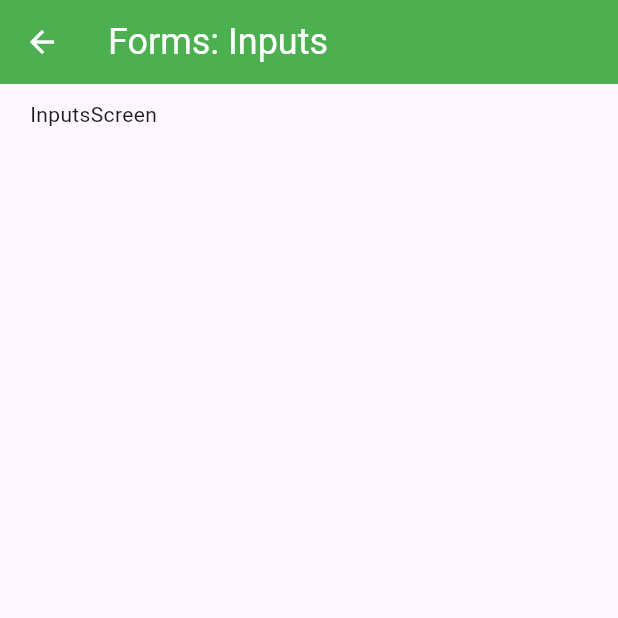
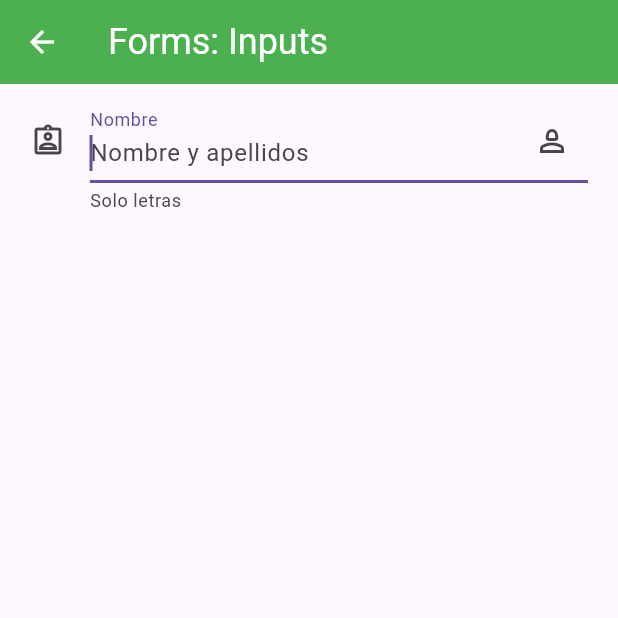
Before and after one commit to Javier-GitHU/fl_components, a Flutter app: the InputsScreen screen opened by its route, on a phone screen of 412 x 824 dp, the top half of it. Run offline on Flutter 3.47's test engine with Material 3 defaults, Android fonts, the phone set to English and light mode, and no system bars.

Commit message:
MAs cambios en el input screen

```diff
--- a/lib/srceens/inputs_screen.dart
+++ b/lib/srceens/inputs_screen.dart
@@ -10,9 +10,40 @@ class InputsScreen extends StatelessWidget {
       appBar: AppBar(
         title: const Text('Forms: Inputs'),
       ),
-      body: const SingleChildScrollView(
-      padding: EdgeInsets.symmetric(horizontal: 20, vertical: 10),
-         child: Text('InputsScreen'),
+      body: SingleChildScrollView(
+      padding: const EdgeInsets.symmetric(horizontal: 20, vertical: 10),
+      child: Column(
+        children: [
+          TextFormField(
+            autofocus: true, //Al entrar a la pagina el primer elemento del formulario hara que salga el teclado
+            textCapitalization: TextCapitalization.words,//Primera letra de cada palabra la hace mayuscula
+            onChanged: (value){
+              print('value: $value');
+            },
+            validator: (value){
+              if ( value!.length < 3){
+                return 'Minimo 3 caracteres';
+              }
+            },
+            autovalidateMode: AutovalidateMode.onUserInteraction,
+            decoration: InputDecoration(
+              hintText: 'Nombre y apellidos',
+              labelText: 'Nombre',
+              helperText: 'Solo letras',
+              //prefixIcon: Icon(Icons.verified_user_outlined),
+              icon: Icon(Icons.assignment_ind_outlined),
+              suffixIcon: Icon(Icons.person_2_outlined),
+              /*border: OutlineInputBorder(
+                borderRadius: BorderRadius.only(
+                  bottomLeft: Radius.circular(10),
+                  topRight: Radius.circular(20)
+                )
+              )
+              */
+            )
+          ),
+        ],
+      ),
       ),
     );
   }
```
